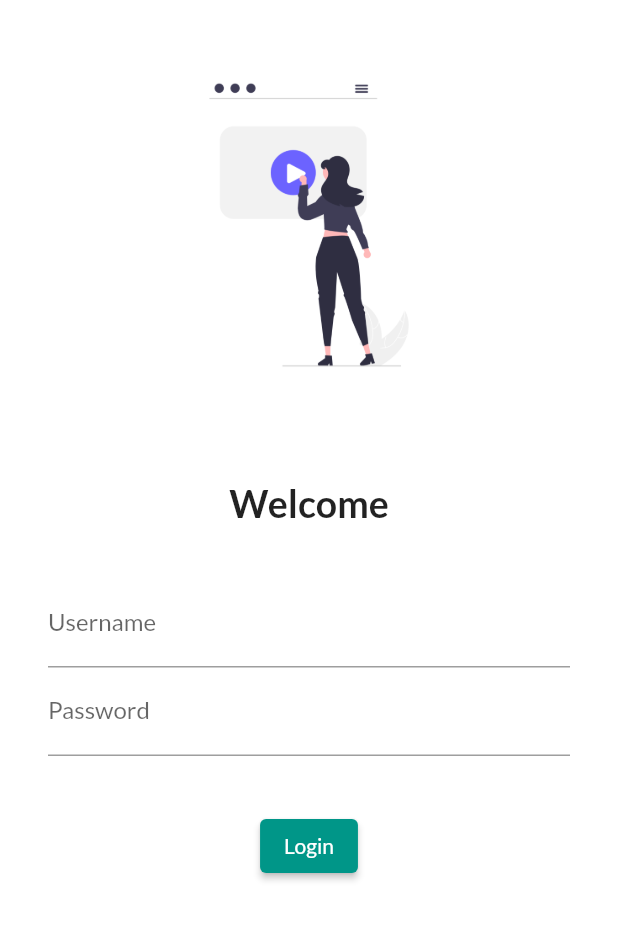
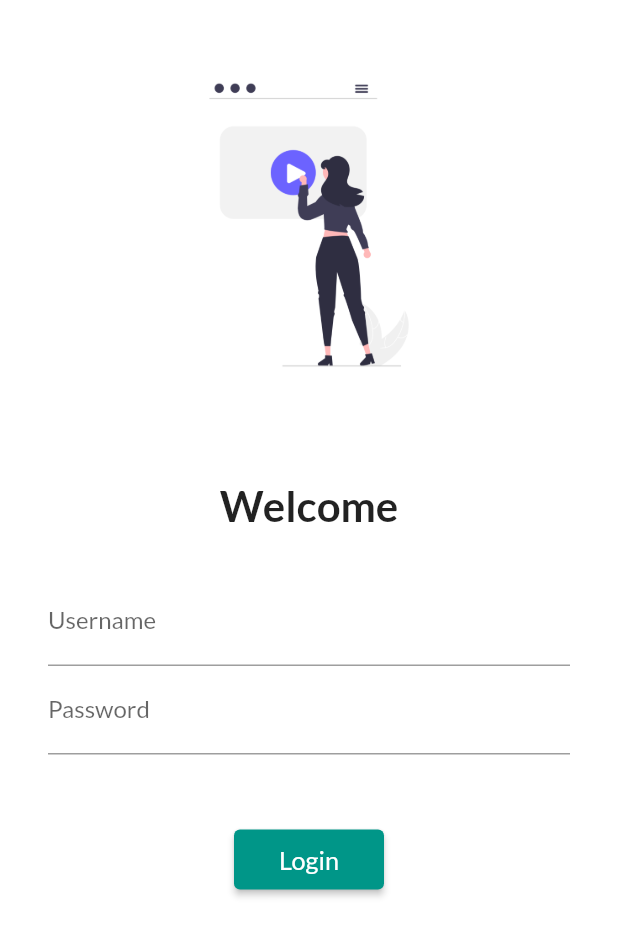
Before and after one commit to anoushkasud/getting-started-with-flutter, a Flutter app: the screen it shows after launch, on a phone screen of 412 x 824 dp. Shown: the top 936 px of the screen. Run offline on Flutter 3.47's test engine with Material 2 defaults, Android fonts, the phone set to English and light mode, and no system bars; our stand-ins replace google_fonts.

Commit message:
day5 done

```diff
--- a/lib/main.dart
+++ b/lib/main.dart
@@ -3,6 +3,7 @@
 import 'package:flutter/material.dart';
 import 'package:flutter_application_1/pages/home_page.dart';
 import 'package:flutter_application_1/pages/login.dart';
+import 'package:flutter_application_1/utils/routes.dart';
 import 'package:google_fonts/google_fonts.dart';
 
 void main() {
@@ -16,16 +17,20 @@ class Myapp extends StatelessWidget {
   Widget build(BuildContext context) {
     return MaterialApp(
       // home: HomePage(),
+      debugShowCheckedModeBanner: false,
       themeMode: ThemeMode.light,
-      theme: ThemeData(primarySwatch: Colors.teal,fontFamily: GoogleFonts.lato().fontFamily,  primaryTextTheme: GoogleFonts.latoTextTheme()),
+      theme: ThemeData(
+          primarySwatch: Colors.teal,
+          fontFamily: GoogleFonts.lato().fontFamily,
+          primaryTextTheme: GoogleFonts.latoTextTheme()),
       darkTheme: ThemeData(
         brightness: Brightness.dark,
       ),
       // initialRoute: "/home",
       routes: {
         "/": (context) => LoginPage(),
-        "/home": (context) => HomePage(),
-        "/login": (context) => LoginPage(),
+        MyRoutes.homeRoute: (context) => HomePage(),
+        MyRoutes.loginRoute: (context) => LoginPage(),
       },
     );
   }
--- a/lib/pages/login.dart
+++ b/lib/pages/login.dart
@@ -1,4 +1,5 @@
 import 'package:flutter/material.dart';
+import 'package:flutter_application_1/utils/routes.dart';
 
 class LoginPage extends StatelessWidget {
   const LoginPage({Key? key}) : super(key: key);
@@ -7,6 +8,7 @@ class LoginPage extends StatelessWidget {
   Widget build(BuildContext context) {
     return Material(
         color: Colors.white,
+        child: SingleChildScrollView(
           child: Column(
             children: [
               Image.asset(
@@ -23,15 +25,15 @@ class LoginPage extends StatelessWidget {
                 style: TextStyle(
                     // color: Colors.white,
                     //   backgroundColor: Colors.deepPurple,
-                  fontSize: 25,
+                    fontSize: 28,
                     fontWeight: FontWeight.bold),
               ),
               SizedBox(
-              height: 20.0,
+                height: 15.0,
               ),
               Padding(
-              padding:
-                  const EdgeInsets.symmetric(horizontal: 32.0, vertical: 16.0),
+                padding: const EdgeInsets.symmetric(
+                    horizontal: 32.0, vertical: 16.0),
                 child: Column(
                   children: [
                     TextFormField(
@@ -50,19 +52,25 @@ class LoginPage extends StatelessWidget {
                   ],
                 ),
               ),
-
               SizedBox(
-              height: 20.0,
+                height: 30.0,
               ),
-
               ElevatedButton(
-              style: TextButton.styleFrom(),
+                style: TextButton.styleFrom(
+                  shadowColor: Colors.black,
+                  minimumSize: Size(100, 40),
+                ),
                 onPressed: () {
+                  Navigator.pushNamed(context, MyRoutes.homeRoute);
                   print("hi!");
                 },
-              child: Text("Login"),
+                child: Text(
+                  "Login",
+                  textScaleFactor: 1.2,
+                ),
               )
             ],
+          ),
         ));
   }
 }
--- /dev/null
+++ b/lib/utils/routes.dart
@@ -0,0 +1,4 @@
+class MyRoutes {
+  static String loginRoute = "/login";
+  static String homeRoute = "/home";
+}
```
Lines whose indentation alone changed are shown as unchanged.
